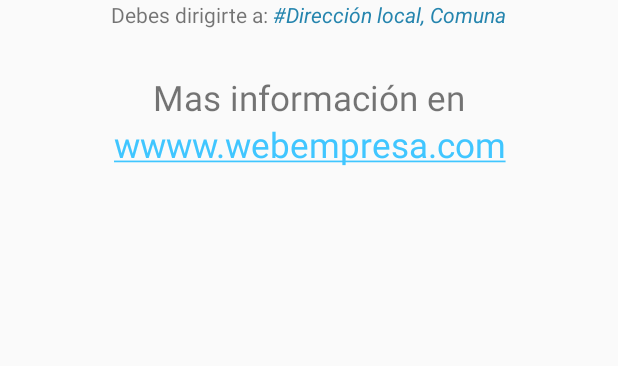
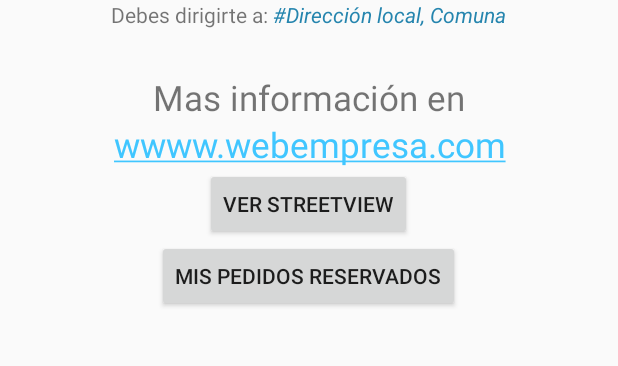
Before and after one commit to figonzal1/amiapp, an Android app: the NeedOfferViewLocalActivity screen opened directly, with no data from a screen before it, on a phone screen of 412 x 824 dp, the part 419-785 px from its top. Run offline under Robolectric (Android 15) with nearby library versions, the phone set to English and light mode, and no system bars; our stand-ins replace Picasso; pictures from the network do not load; 1 statement that could not run was skipped.

```diff
--- a/app/build.gradle
+++ b/app/build.gradle
@@ -34,4 +34,5 @@ dependencies {
     compile 'com.google.android.gms:play-services:9.4.0'
     compile 'jp.wasabeef:recyclerview-animators:2.2.4'
     compile 'com.mcxiaoke.volley:library-aar:1.0.0'
+    compile 'com.shawnlin:number-picker:2.0.1'
 }
--- a/app/src/main/java/techwork/ami/Config.java
+++ b/app/src/main/java/techwork/ami/Config.java
@@ -208,6 +208,7 @@ public class Config {
 	public static final String URL_ACCEPT_NEED_OFFER="http://amiapp.cl/public/getData/Need/acceptNeedOffer.php";
 	public static final String KEY_ANO_IDOFFER="idOferta";
 	public static final String KEY_ANO_IDPERSON="idPersona";
+	public static final String KEY_ANO_MAXPPERSON="cantidad";
 	//Get Products for NeedOfferViewActivity
 	public static final String URL_GET_PRODUCT_OFFER="http://amiapp.cl/public/getData/Need/getProductNeedOffer.php";
 	public static final String KEY_PNO_IDOFFER="idOferta";
--- a/app/src/main/java/techwork/ami/Need/NeedOfferLocalDetails/NeedOfferViewLocalActivity.java
+++ b/app/src/main/java/techwork/ami/Need/NeedOfferLocalDetails/NeedOfferViewLocalActivity.java
@@ -1,27 +1,31 @@
 package techwork.ami.Need.NeedOfferLocalDetails;
 
+import android.content.Intent;
 import android.os.AsyncTask;
+import android.os.Bundle;
 import android.support.v7.app.AppCompatActivity;
-import android.os.Bundle;
+import android.view.View;
+import android.widget.Button;
 import android.widget.ImageView;
 import android.widget.TextView;
 import android.widget.Toast;
 
 import com.squareup.picasso.Picasso;
 
-import org.json.JSONArray;
 import org.json.JSONException;
 import org.json.JSONObject;
 
 import java.util.HashMap;
 
 import techwork.ami.Config;
+import techwork.ami.MainActivity;
 import techwork.ami.R;
 import techwork.ami.RequestHandler;
 
-public class NeedOfferViewLocalActivity extends AppCompatActivity {
+public class NeedOfferViewLocalActivity extends AppCompatActivity{
 
     private String idLocal,lat,lon,address,web,image,commune;
+    Button btnStreetView,btnNeedOfferReserv;
     TextView tvAddress,tvWeb;
     ImageView ivImage;
 
@@ -36,7 +40,26 @@ public class NeedOfferViewLocalActivity extends AppCompatActivity {
         //GetLocal info
         getLocal();
 
+        btnStreetView = (Button)findViewById(R.id.btn_local_street_view);
+        btnStreetView.setOnClickListener(new View.OnClickListener() {
+            @Override
+            public void onClick(View v) {
+                Toast.makeText(getApplicationContext(),"Funciona",Toast.LENGTH_LONG).show();
+            }
+        });
+
+        btnNeedOfferReserv = (Button)findViewById(R.id.btn_mis_pedidos_reservados);
+        btnNeedOfferReserv.setOnClickListener(new View.OnClickListener() {
+            @Override
+            public void onClick(View v) {
+                Intent intent = new Intent(NeedOfferViewLocalActivity.this, MainActivity.class);
+                startActivity(intent);
+            }
+        });
+
+
     }
+
 
     private void getLocal(){ sendPostRequest();}
 
@@ -87,7 +110,16 @@ public class NeedOfferViewLocalActivity extends AppCompatActivity {
 
             tvAddress.setText(address+", "+commune);
             tvWeb.setText(web);
-            Picasso.with(getApplicationContext()).load(image).into(ivImage);
+
+            if (image.isEmpty()){
+                Picasso.with(getApplicationContext())
+                        .load(R.drawable.not_check)
+                        .into(ivImage);
+            }else {
+                Picasso.with(getApplicationContext())
+                        .load(image)
+                        .into(ivImage);
+            }
 
 
         } catch (JSONException e) {
--- a/app/src/main/res/layout/need_offer_product_card_view.xml
+++ b/app/src/main/res/layout/need_offer_product_card_view.xml
@@ -4,13 +4,13 @@
     xmlns:card_view="http://schemas.android.com/apk/res-auto"
     android:layout_width="match_parent"
     android:layout_height="wrap_content"
-    card_view:cardUseCompatPadding="true"
-    card_view:cardCornerRadius="10dp">
+    card_view:contentPadding="5dp"
+    card_view:cardCornerRadius="2dp"
+    card_view:cardUseCompatPadding="true">
 
     <RelativeLayout
         android:layout_width="match_parent"
         android:layout_height="match_parent"
-        android:padding="10dp"
         android:background="?android:attr/selectableItemBackground">
 
         <TextView
--- a/app/src/main/res/layout/need_offer_view_local_activity.xml
+++ b/app/src/main/res/layout/need_offer_view_local_activity.xml
@@ -70,4 +70,20 @@
         android:gravity="center_horizontal"
         android:autoLink="web"
         />
+
+    <Button
+        android:id="@+id/btn_local_street_view"
+        android:layout_width="wrap_content"
+        android:layout_height="wrap_content"
+        android:text="Ver StreetView"
+        android:layout_centerHorizontal="true"
+        android:layout_below="@id/tv_web2"/>
+
+    <Button
+        android:id="@+id/btn_mis_pedidos_reservados"
+        android:layout_width="wrap_content"
+        android:layout_height="wrap_content"
+        android:text="Mis pedidos reservados"
+        android:layout_centerHorizontal="true"
+        android:layout_below="@+id/btn_local_street_view"/>
 </RelativeLayout>
```
Also changed, not shown: app/src/main/java/techwork/ami/Need/NeedOfferDetails/NeedOfferViewActivity.java (+13 -4 lines), app/src/main/res/layout/need_offer_view_activity.xml (+19 -3 lines).
